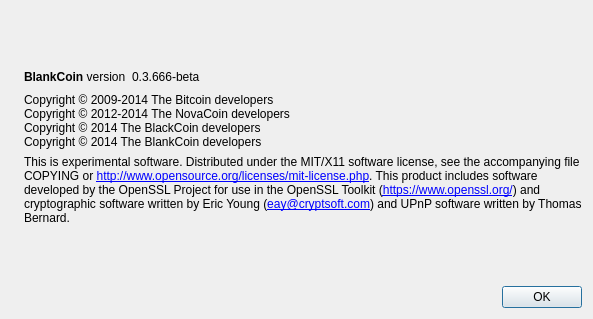
CashCow-Project/cashcow-cpow, file src/qt/forms/aboutdialog.ui: the form before one commit.
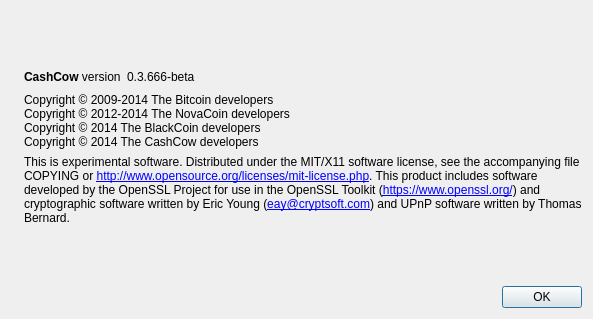
The form after the commit. Icons and pictures are not drawn.

Diff of the .ui file:
```diff
--- a/src/qt/forms/aboutdialog.ui
+++ b/src/qt/forms/aboutdialog.ui
@@ -50,7 +50,7 @@
           <cursorShape>IBeamCursor</cursorShape>
          </property>
          <property name="text">
-          <string>&lt;b&gt;BlankCoin&lt;/b&gt; version</string>
+          <string>&lt;b&gt;CashCow&lt;/b&gt; version</string>
          </property>
          <property name="textInteractionFlags">
           <set>Qt::LinksAccessibleByMouse|Qt::TextSelectableByKeyboard|Qt::TextSelectableByMouse</set>
@@ -94,7 +94,7 @@
         <string>Copyright © 2009-2014 The Bitcoin developers
 Copyright © 2012-2014 The NovaCoin developers
 Copyright © 2014 The BlackCoin developers
-Copyright © 2014 The BlankCoin developers</string>
+Copyright © 2014 The CashCow developers</string>
        </property>
        <property name="textInteractionFlags">
         <set>Qt::LinksAccessibleByMouse|Qt::TextSelectableByKeyboard|Qt::TextSelectableByMouse</set>
```
Left out of the diff: 2 changed lines with no effect on the pictures.
